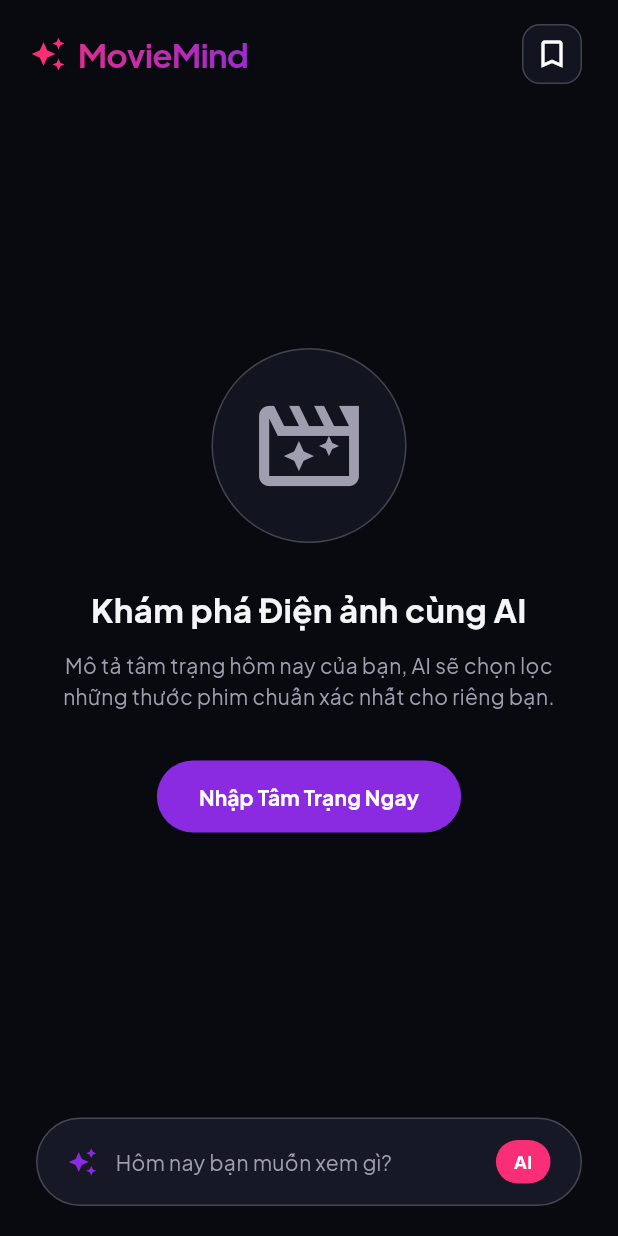
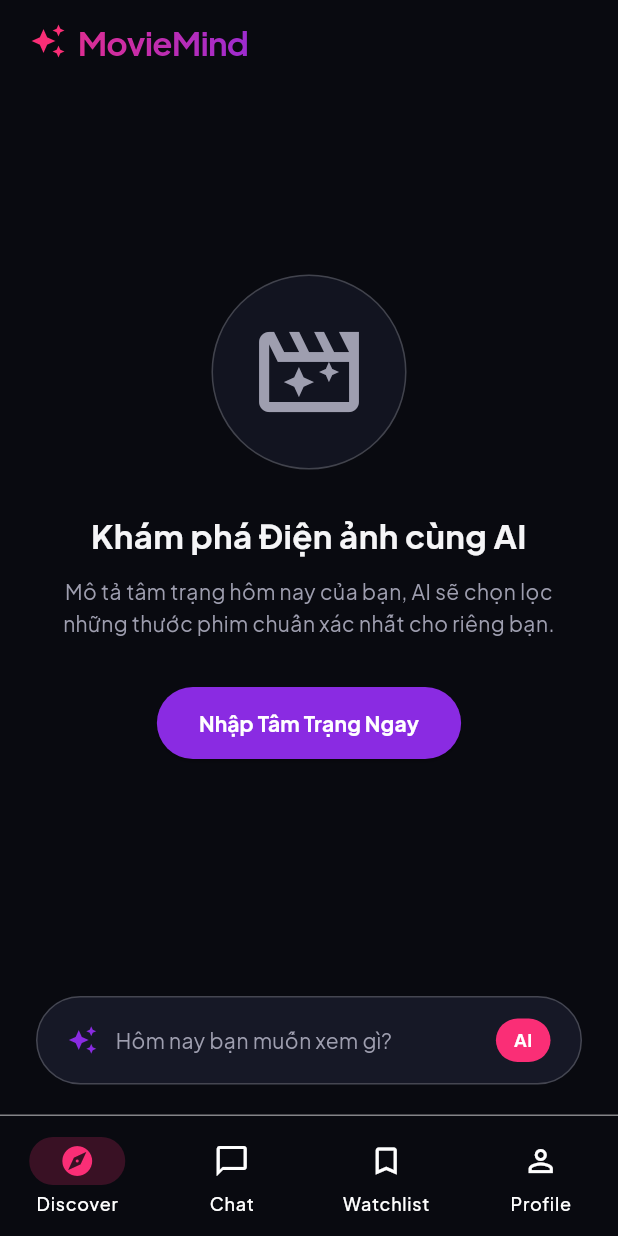
Before and after one commit to thanhphamtrung/movie_mind, a Flutter app: the screen it shows after launch, on a phone screen of 412 x 824 dp. Run offline on Flutter 3.47's test engine with Material 3 defaults, Android fonts, the phone set to English and light mode, and no system bars; our stand-ins replace cached_network_image, dio, equatable, flutter_bloc, flutter_card_swiper, flutter_dotenv and 6 more.

Commit message:
feat(navigation): integrate go_router and bottom nav

```diff
--- /dev/null
+++ b/lib/core/presentation/pages/main_layout_page.dart
@@ -0,0 +1,70 @@
+import 'package:flutter/material.dart';
+import 'package:go_router/go_router.dart';
+
+import '../../../core/theme/app_colors.dart';
+
+class MainLayoutPage extends StatelessWidget {
+  final StatefulNavigationShell navigationShell;
+
+  const MainLayoutPage({
+    super.key,
+    required this.navigationShell,
+  });
+
+  void _onTap(BuildContext context, int index) {
+    navigationShell.goBranch(
+      index,
+      // A common pattern when using bottom navigation bars is to support
+      // navigating to the initial location when tapping the item that is
+      // already active.
+      initialLocation: index == navigationShell.currentIndex,
+    );
+  }
+
+  @override
+  Widget build(BuildContext context) {
+    return Scaffold(
+      body: navigationShell,
+      bottomNavigationBar: Container(
+        decoration: BoxDecoration(
+          color: AppColors.background,
+          border: Border(
+            top: BorderSide(
+              color: AppColors.glassBorder.withValues(alpha: 0.5),
+              width: 1,
+            ),
+          ),
+        ),
+        child: NavigationBar(
+          selectedIndex: navigationShell.currentIndex,
+          onDestinationSelected: (index) => _onTap(context, index),
+          backgroundColor: Colors.transparent,
+          indicatorColor: AppColors.primary.withValues(alpha: 0.2),
+          elevation: 0,
+          destinations: const [
+            NavigationDestination(
+              icon: Icon(Icons.explore_outlined),
+              selectedIcon: Icon(Icons.explore, color: AppColors.primary),
+              label: 'Discover',
+            ),
+            NavigationDestination(
+              icon: Icon(Icons.chat_bubble_outline),
+              selectedIcon: Icon(Icons.chat_bubble, color: AppColors.primary),
+              label: 'Chat',
+            ),
+            NavigationDestination(
+              icon: Icon(Icons.bookmark_border),
+              selectedIcon: Icon(Icons.bookmark, color: AppColors.primary),
+              label: 'Watchlist',
+            ),
+            NavigationDestination(
+              icon: Icon(Icons.person_outline),
+              selectedIcon: Icon(Icons.person, color: AppColors.primary),
+              label: 'Profile',
+            ),
+          ],
+        ),
+      ),
+    );
+  }
+}
--- /dev/null
+++ b/lib/core/router/app_router.dart
@@ -0,0 +1,56 @@
+import 'package:flutter/material.dart';
+import 'package:go_router/go_router.dart';
+
+import '../../features/chat/presentation/pages/chat_placeholder_page.dart';
+import '../../features/movie_discovery/presentation/pages/movie_swipe_page.dart';
+import '../../features/profile/presentation/pages/profile_placeholder_page.dart';
+import '../../features/watchlist/presentation/pages/watchlist_page.dart';
+import '../presentation/pages/main_layout_page.dart';
+
+final GlobalKey<NavigatorState> _rootNavigatorKey = GlobalKey<NavigatorState>();
+
+final GoRouter appRouter = GoRouter(
+  navigatorKey: _rootNavigatorKey,
+  initialLocation: '/discover',
+  routes: [
+    StatefulShellRoute.indexedStack(
+      builder: (context, state, navigationShell) {
+        return MainLayoutPage(navigationShell: navigationShell);
+      },
+      branches: [
+        StatefulShellBranch(
+          routes: [
+            GoRoute(
+              path: '/discover',
+              builder: (context, state) => const MovieSwipePage(),
+            ),
+          ],
+        ),
+        StatefulShellBranch(
+          routes: [
+            GoRoute(
+              path: '/chat',
+              builder: (context, state) => const ChatPlaceholderPage(),
+            ),
+          ],
+        ),
+        StatefulShellBranch(
+          routes: [
+            GoRoute(
+              path: '/watchlist',
+              builder: (context, state) => const WatchlistPage(),
+            ),
+          ],
+        ),
+        StatefulShellBranch(
+          routes: [
+            GoRoute(
+              path: '/profile',
+              builder: (context, state) => const ProfilePlaceholderPage(),
+            ),
+          ],
+        ),
+      ],
+    ),
+  ],
+);
--- a/lib/features/movie_discovery/presentation/pages/movie_swipe_page.dart
+++ b/lib/features/movie_discovery/presentation/pages/movie_swipe_page.dart
@@ -12,8 +12,7 @@ import '../bloc/movie_discovery_cubit.dart';
 import '../bloc/movie_discovery_state.dart';
 import '../widgets/mood_input_sheet.dart';
 
-// Import watchlist page and save usecase to enable cross-feature integration
-import '../../../watchlist/presentation/pages/watchlist_page.dart';
+import 'package:go_router/go_router.dart';
 
 class MovieSwipePage extends StatefulWidget {
   const MovieSwipePage({super.key});
@@ -121,7 +120,7 @@ class _MovieSwipePageState extends State<MovieSwipePage> {
                 children: [
                   TextButton.icon(
                     onPressed: () {
-                      Navigator.pop(context);
+                      context.pop();
                       _launchYoutube(youtubeId);
                     },
                     icon: const Icon(Icons.open_in_new, color: Colors.amber, size: 16),
@@ -131,7 +130,7 @@ class _MovieSwipePageState extends State<MovieSwipePage> {
                     ),
                   ),
                   TextButton(
-                    onPressed: () => Navigator.pop(context),
+                    onPressed: () => context.pop(),
                     child: const Text('Đóng', style: TextStyle(color: Colors.white, fontSize: 13)),
                   ),
                 ],
@@ -219,24 +218,7 @@ class _MovieSwipePageState extends State<MovieSwipePage> {
                               ),
                             ],
                           ),
-                          IconButton(
-                            style: IconButton.styleFrom(
-                              backgroundColor: AppColors.surfaceElevated.withValues(alpha: 0.5),
-                              shape: RoundedRectangleBorder(
-                                borderRadius: BorderRadius.circular(12),
-                                side: const BorderSide(color: AppColors.glassBorder),
-                              ),
-                            ),
-                            icon: const Icon(Icons.bookmark_outline, color: Colors.white),
-                            onPressed: () {
-                              Navigator.push(
-                                context,
-                                MaterialPageRoute(
-                                  builder: (context) => const WatchlistPage(),
-                                ),
-                              );
-                            },
-                          ),
+
                         ],
                       ),
                     ),
@@ -399,12 +381,7 @@ class _MovieSwipePageState extends State<MovieSwipePage> {
                   label: 'Xem',
                   textColor: AppColors.accent,
                   onPressed: () {
-                    Navigator.push(
-                      context,
-                      MaterialPageRoute(
-                        builder: (context) => const WatchlistPage(),
-                      ),
-                    );
+                    context.go('/watchlist');
                   },
                 ),
                 backgroundColor: AppColors.success,
--- a/lib/features/movie_discovery/presentation/widgets/mood_input_sheet.dart
+++ b/lib/features/movie_discovery/presentation/widgets/mood_input_sheet.dart
@@ -1,6 +1,7 @@
 import 'dart:ui';
 import 'package:flutter/material.dart';
 import '../../../../core/theme/app_colors.dart';
+import 'package:go_router/go_router.dart';
 
 class MoodInputSheet extends StatefulWidget {
   final Function(String) onSubmitted;
@@ -143,7 +144,7 @@ class _MoodInputSheetState extends State<MoodInputSheet> {
                 ),
                 onPressed: () {
                   if (_controller.text.trim().isNotEmpty) {
-                    Navigator.pop(context);
+                    context.pop();
                     widget.onSubmitted(_controller.text.trim());
                   }
                 },
--- a/lib/features/watchlist/presentation/pages/watchlist_page.dart
+++ b/lib/features/watchlist/presentation/pages/watchlist_page.dart
@@ -4,6 +4,7 @@ import 'package:cached_network_image/cached_network_image.dart';
 import 'package:url_launcher/url_launcher.dart';
 import '../../../../core/theme/app_colors.dart';
 import '../../domain/entities/watchlist_item.dart';
+import 'package:go_router/go_router.dart';
 
 class WatchlistPage extends StatefulWidget {
   const WatchlistPage({super.key});
@@ -98,7 +99,7 @@ class _WatchlistPageState extends State<WatchlistPage> {
                 children: [
                   TextButton.icon(
                     onPressed: () {
-                      Navigator.pop(context);
+                      context.pop();
                       _launchYoutube(youtubeId);
                     },
                     icon: const Icon(Icons.open_in_new, color: Colors.amber, size: 16),
@@ -108,7 +109,7 @@ class _WatchlistPageState extends State<WatchlistPage> {
                     ),
                   ),
                   TextButton(
-                    onPressed: () => Navigator.pop(context),
+                    onPressed: () => context.pop(),
                     child: const Text('Đóng', style: TextStyle(color: Colors.white, fontSize: 13)),
                   ),
                 ],
--- a/lib/main.dart
+++ b/lib/main.dart
@@ -4,7 +4,7 @@ import 'package:flutter_dotenv/flutter_dotenv.dart';
 import 'core/di/injection.dart' as di;
 import 'core/theme/app_theme.dart';
 import 'features/movie_discovery/presentation/bloc/movie_discovery_cubit.dart';
-import 'features/movie_discovery/presentation/pages/movie_swipe_page.dart';
+import 'core/router/app_router.dart';
 
 void main() async {
   WidgetsFlutterBinding.ensureInitialized();
@@ -29,11 +29,11 @@ class MovieMindApp extends StatelessWidget {
           create: (_) => di.sl<MovieDiscoveryCubit>(),
         ),
       ],
-      child: MaterialApp(
+      child: MaterialApp.router(
         title: 'MovieMind - Mood-based Movie Discovery',
         debugShowCheckedModeBanner: false,
         theme: AppTheme.darkTheme,
-        home: const MovieSwipePage(),
+        routerConfig: appRouter,
       ),
     );
   }
--- a/pubspec.yaml
+++ b/pubspec.yaml
@@ -44,6 +44,7 @@ dependencies:
   flutter_dotenv: ^5.1.0
   cached_network_image: ^3.3.1
   url_launcher: ^6.2.5
+  go_router: ^17.2.3
 
 dev_dependencies:
   flutter_test:
```
Also changed, not shown: lib/features/chat/presentation/pages/chat_placeholder_page.dart (added, +36 -0 lines), lib/features/profile/presentation/pages/profile_placeholder_page.dart (added, +36 -0 lines), pubspec.lock.
